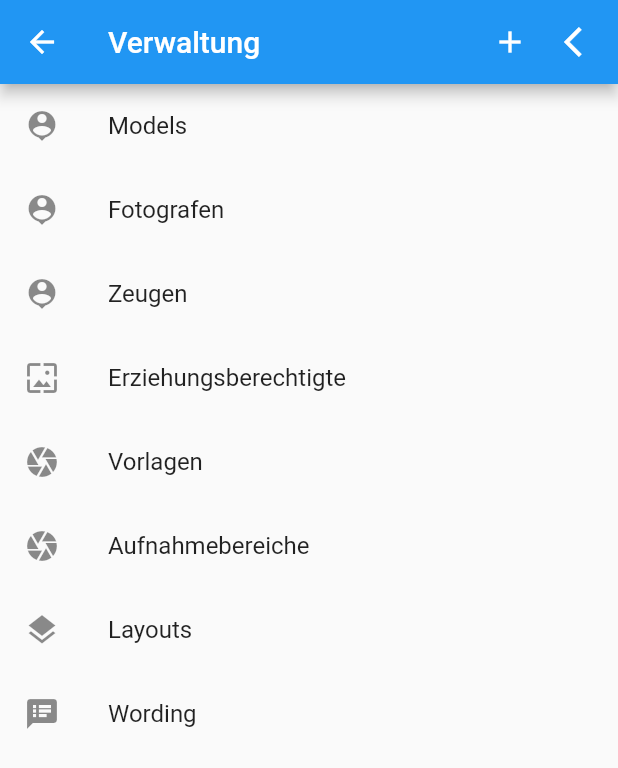
After one commit to ykorzikowski/tiny-release, a Flutter app: the MasterControlWidget screen opened directly, after a tap on the "add" icon, on a phone screen of 412 x 824 dp. The commit adds this screen. Shown: the top 768 px of the screen. Run offline on Flutter 3.47's test engine with Material 2 defaults, Android fonts, the light colour scheme and no system bars; our stand-ins replace contacts_service, sqflite; missing offline and left inert: flutter_pagewise; accounts and stored records are empty.

Commit message:
working on control navigation

```diff
--- /dev/null
+++ b/lib/data/contact_full.dart
@@ -0,0 +1,3 @@
+class ContactFull {
+
+}
--- /dev/null
+++ b/lib/screens/control/control_left_list.dart
@@ -0,0 +1,35 @@
+import 'package:flutter/material.dart';
+
+typedef Null ItemSelectedCallback(int value);
+
+class ControlLeftListWidget extends StatefulWidget {
+
+  final ItemSelectedCallback onItemSelected;
+
+  ControlLeftListWidget( this.onItemSelected );
+
+  @override
+  _ListWidgetState createState() => _ListWidgetState();
+}
+
+class _ListWidgetState extends State<ControlLeftListWidget> {
+
+  var items = const ["Models", "Fotografen", "Zeugen", "Erziehungsberechtigte", "Vorlagen", "Aufnahmebereiche", "Layouts", "Wording"];
+  var icons = const [Icons.person_pin, Icons.person_pin, Icons.person_pin, Icons.wallpaper, Icons.camera, Icons.camera, Icons.layers, Icons.speaker_notes];
+
+  @override
+  Widget build(BuildContext context) {
+    return ListView.builder(
+      itemCount: items.length,
+      itemBuilder: (context, position) {
+        return ListTile(
+          onTap: () {
+            widget.onItemSelected(position);
+          },
+          leading: Icon(icons[position]),
+          title: Text(items[position]),
+        );
+      },
+    );
+  }
+}
--- /dev/null
+++ b/lib/screens/control/control_master.dart
@@ -0,0 +1,126 @@
+import 'package:flutter/cupertino.dart';
+import 'package:flutter/material.dart';
+import 'package:tiny_release/screens/control/control_right.dart';
+import 'package:tiny_release/screens/people/people_list.dart';
+import 'package:tiny_release/util/ControlState.dart';
+import 'package:tiny_release/screens/control/controls_str.dart';
+import 'package:tiny_release/screens/control/control_left_list.dart';
+import 'package:tiny_release/util/BaseUtil.dart';
+
+class MasterControlWidget extends StatefulWidget {
+  @override
+  _MasterControlState createState() => _MasterControlState();
+}
+
+class _MasterControlState extends State<MasterControlWidget> {
+  var selectedControlEntry = 0;
+  var isLargeScreen = false;
+  ControlState controlState = new ControlState();
+
+  @override
+  Widget build(BuildContext context) {
+    return Scaffold(
+      appBar: AppBar(
+        title: Text("Verwaltung"),
+        actions: <Widget>[
+          IconButton(
+            icon: Icon(Icons.add),
+            tooltip: 'Add new',
+            onPressed: () {
+              handleAddButton();
+            },
+          ),
+          IconButton(
+            icon: Icon(Icons.arrow_back_ios),
+            tooltip: 'Back',
+            onPressed: () {
+              handleRightNavigationBackButton(context);
+            },
+          ),
+        ],
+      ),
+      body: OrientationBuilder(builder: (context, orientation) {
+        isLargeScreen = BaseUtil.isLargeScreen(context);
+
+        return Row(children: <Widget>[
+          Expanded(
+            child: ControlLeftListWidget((position) {
+              controlState.value = getListTypeForPosition( position );
+              isLargeScreen ? largeScreenTransition( position ) : smallScreenTransition( position );
+            }),
+          ),
+          isLargeScreen ? Expanded(
+              child: ControlRightWidget(controlState)
+          ) : Container(),
+        ]);
+      }),
+    );
+  }
+
+  void handleAddButton() {
+    switch (selectedControlEntry) {
+      case 0:
+      // TODO add model
+        break;
+      case 1:
+      // TODO add photographer
+        break;
+      case 2:
+      // TODO add witness
+        break;
+      case 3:
+      // TODO add parent
+        break;
+      case 4:
+      // TODO add preset
+        break;
+      case 5:
+      // TODO add capture area
+        break;
+      case 6:
+      // TODO add layouts
+        break;
+      default:
+      // TODO
+    }
+  }
+
+  void handleRightNavigationBackButton(context) {
+    controlState.navBack = true;
+    setState(() {});
+    // todo
+  }
+
+  void largeScreenTransition( int position ) {
+    selectedControlEntry = position;
+    setState(() {});
+  }
+
+  void smallScreenTransition(int position) {
+    // todo switch case
+    Navigator.push(context, MaterialPageRoute(
+        builder: (context) {
+          return Scaffold(
+              appBar: AppBar(title: Text(controlState.value),),
+              body: PeopleListWidget(controlState)
+          );
+        }
+    )
+    );
+  }
+
+  String getListTypeForPosition(int position) {
+    switch (position) {
+      case 0:
+        return Controls.MODEL;
+      case 1:
+        return Controls.PHOTOGRAPHER;
+      case 2:
+        return Controls.WITNESS;
+      case 3:
+        return Controls.PARENT;
+      default:
+        return "notImplYet";
+    }
+  }
+}
--- /dev/null
+++ b/lib/screens/control/controls_str.dart
@@ -0,0 +1,6 @@
+class Controls {
+  static const String MODEL = "model";
+  static const String PHOTOGRAPHER = "photographer";
+  static const String WITNESS = "witness";
+  static const String PARENT = "parent";
+}
--- a/lib/screens/control.dart
+++ b/lib/screens/people/people_edit.dart
@@ -1,11 +1,9 @@
-// This sample shows adding an action to an [AppBar] that opens a shopping cart.
-
 import 'package:flutter/material.dart';
 
-class ControlWidget extends StatelessWidget {
+class PeopleEditWidget extends StatelessWidget {
   @override
   Widget build(BuildContext context) {
-    final title = 'Verwaltung';
+    final title = 'Bearbeiten';
 
     return MaterialApp(
       title: title,
@@ -17,7 +15,10 @@ class ControlWidget extends StatelessWidget {
           children: <Widget>[
             ListTile(
               leading: Icon(Icons.person_pin),
-              title: Text('Models'),
+              title: Text('Modelss'),
+              onTap: (){
+
+              },
             ),
             ListTile(
               leading: Icon(Icons.person_pin),
--- /dev/null
+++ b/lib/util/BaseUtil.dart
@@ -0,0 +1,7 @@
+import 'package:flutter/cupertino.dart';
+
+class BaseUtil {
+  static bool isLargeScreen(context) {
+    return MediaQuery.of(context).size.width > 600;
+  }
+}
--- /dev/null
+++ b/lib/util/ControlState.dart
@@ -0,0 +1,4 @@
+class ControlState {
+  String value = "";
+  bool navBack = false;
+}
--- /dev/null
+++ b/lib/util/NavRoutes.dart
@@ -0,0 +1,4 @@
+class NavRoutes {
+  static const String ROOT = "/";
+  static const SPLIT = "/split";
+}
--- a/pubspec.yaml
+++ b/pubspec.yaml
@@ -15,6 +15,10 @@ environment:
 dependencies:
   flutter:
     sdk: flutter
+  contacts_service: ^0.1.1
+  sqflite: ^1.1.0
+  flutter_pagewise: ^1.0.0
+  http:
 
   # The following adds the Cupertino Icons font to your application.
   # Use with the CupertinoIcons class for iOS style icons.
```
Also changed, not shown: lib/data/contact_repository.dart (added, +19 -0 lines), lib/main.dart (+4 -3 lines), lib/screens/control/control_right.dart (added, +46 -0 lines), lib/screens/people/people_list.dart (added, +162 -0 lines), lib/screens/people/people_preview.dart (added, +32 -0 lines), lib/screens/models/models_edit.dart (deleted), lib/screens/models/models_list.dart (deleted), lib/screens/models/models_preview.dart (deleted), 4 other files.
